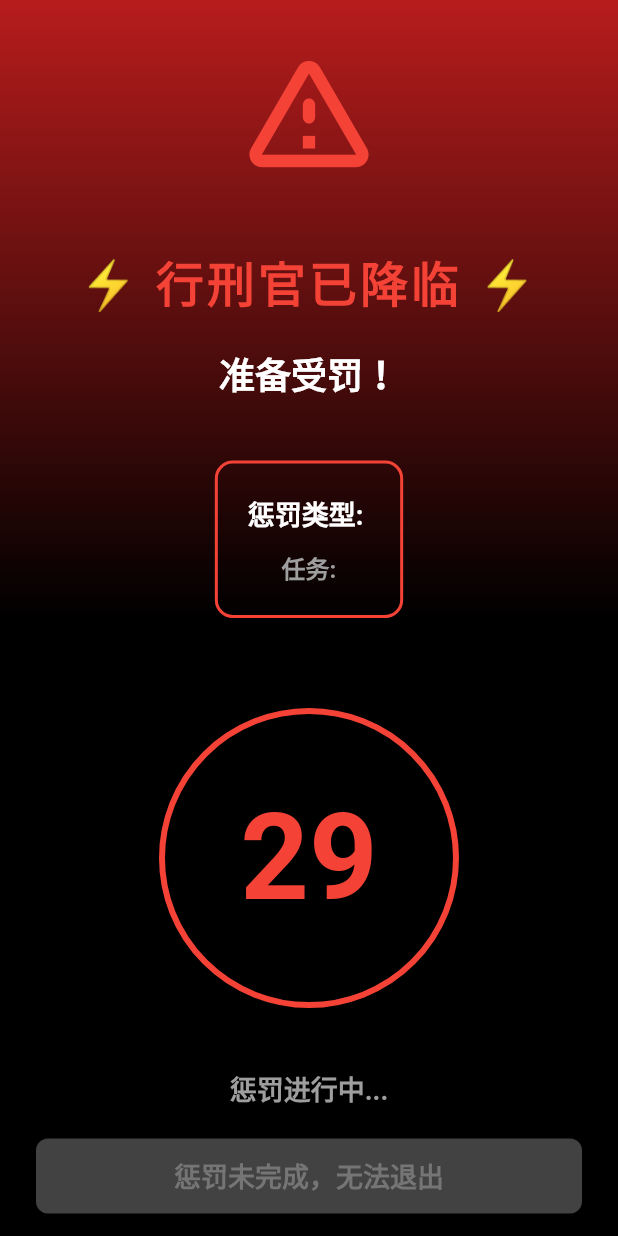
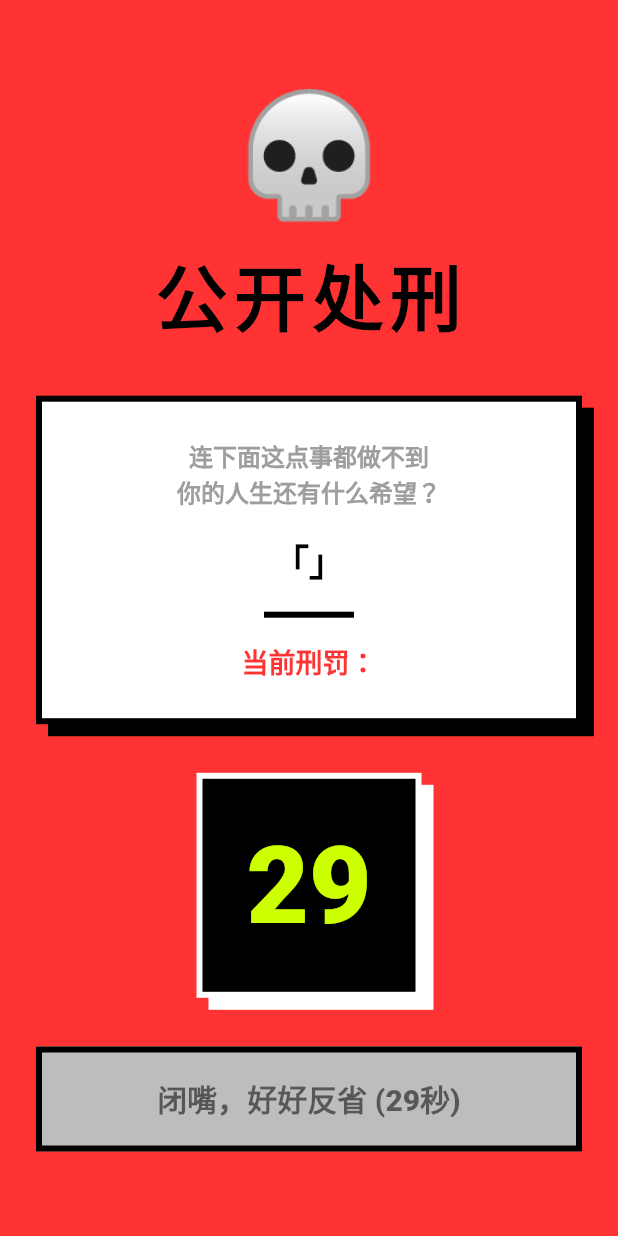
Before and after one commit to vanhci/toxic_tracker, a Flutter app: the PunishmentScreen screen opened directly with empty values, on a phone screen of 412 x 824 dp. Run offline on Flutter 3.47's test engine with Material 3 defaults, Android fonts, the phone set to English and light mode, and no system bars; our stand-ins replace shared_preferences; accounts and stored records are empty.

Commit message:
Update punishment_screen.dart

```diff
--- a/lib/screens/punishment_screen.dart
+++ b/lib/screens/punishment_screen.dart
@@ -16,7 +16,7 @@ class PunishmentScreen extends StatefulWidget {
 }
 
 class _PunishmentScreenState extends State<PunishmentScreen> {
-  int _countdown = 30;
+  int _countdown = 30; // 30秒的耻辱时刻
   Timer? _timer;
   bool _canExit = false;
 
@@ -47,132 +47,113 @@ class _PunishmentScreenState extends State<PunishmentScreen> {
 
   @override
   Widget build(BuildContext context) {
-    return WillPopScope(
-      onWillPop: () async => _canExit,
+    // 升级为最新的 PopScope API，彻底锁死返回键
+    return PopScope(
+      canPop: _canExit,
+      onPopInvoked: (didPop) {
+        if (!didPop) {
+          // 这里其实可以加个弹窗骂他：“倒计时没完你点什么返回？”
+          // 但为了极简，我们直接无视他的挣扎
+        }
+      },
       child: Scaffold(
-        backgroundColor: Colors.black,
-        body: Container(
-          decoration: BoxDecoration(
-            gradient: LinearGradient(
-              begin: Alignment.topCenter,
-              end: Alignment.bottomCenter,
-              colors: [
-                Colors.red[900]!,
-                Colors.black,
-                Colors.black,
-              ],
-            ),
-          ),
-          child: SafeArea(
-            child: Center(
+        backgroundColor: const Color(0xFFFF3333), // 让人狂躁的刺眼背景红
+        body: SafeArea(
           child: Padding(
             padding: const EdgeInsets.all(24.0),
             child: Column(
-                  mainAxisAlignment: MainAxisAlignment.center,
+              mainAxisAlignment: MainAxisAlignment.spaceEvenly,
               children: [
-                    const Icon(
-                      Icons.warning_amber_rounded,
-                      size: 100,
-                      color: Colors.red,
-                    ),
-                    const SizedBox(height: 40),
-                    const Text(
-                      '⚡ 行刑官已降临 ⚡',
+                // 顶部：无情的处刑宣告
+                const Column(
+                  children: [
+                    Text('💀', style: TextStyle(fontSize: 80)),
+                    SizedBox(height: 10),
+                    Text(
+                      '公开处刑',
                       style: TextStyle(
-                        color: Colors.red,
-                        fontSize: 32,
-                        fontWeight: FontWeight.bold,
-                        letterSpacing: 2,
-                      ),
-                      textAlign: TextAlign.center,
-                    ),
-                    const SizedBox(height: 20),
-                    const Text(
-                      '准备受罚！',
-                      style: TextStyle(
-                        color: Colors.white,
-                        fontSize: 24,
-                        fontWeight: FontWeight.bold,
+                        color: Colors.black,
+                        fontSize: 48,
+                        fontWeight: FontWeight.w900,
+                        letterSpacing: 4,
                       ),
                     ),
-                    const SizedBox(height: 40),
+                  ],
+                ),
+
+                // 中部：罪名展示 (白底黑框硬阴影)
                 Container(
-                      padding: const EdgeInsets.all(20),
+                  width: double.infinity,
+                  padding: const EdgeInsets.all(24),
                   decoration: BoxDecoration(
-                        border: Border.all(color: Colors.red, width: 2),
-                        borderRadius: BorderRadius.circular(12),
+                    color: Colors.white,
+                    border: Border.all(color: Colors.black, width: 4),
+                    boxShadow: const [BoxShadow(color: Colors.black, offset: Offset(8, 8))],
                   ),
                   child: Column(
                     children: [
+                      const Text(
+                        '连下面这点事都做不到\n你的人生还有什么希望？',
+                        textAlign: TextAlign.center,
+                        style: TextStyle(fontSize: 16, fontWeight: FontWeight.bold, color: Colors.grey),
+                      ),
+                      const SizedBox(height: 16),
                       Text(
-                            '惩罚类型: ${widget.punishmentType}',
-                            style: const TextStyle(
-                              color: Colors.white,
-                              fontSize: 18,
+                        '「${widget.taskTitle}」',
+                        textAlign: TextAlign.center,
+                        style: const TextStyle(fontSize: 24, fontWeight: FontWeight.w900, color: Colors.black),
                       ),
-                          ),
-                          const SizedBox(height: 10),
+                      const SizedBox(height: 16),
+                      Container(color: Colors.black, height: 4, width: 60), // 极简分割线
+                      const SizedBox(height: 16),
                       Text(
-                            '任务: ${widget.taskTitle}',
-                            style: const TextStyle(
-                              color: Colors.grey,
-                              fontSize: 16,
-                            ),
-                            textAlign: TextAlign.center,
+                        '当前刑罚：${widget.punishmentType}',
+                        style: const TextStyle(fontSize: 18, fontWeight: FontWeight.w900, color: Color(0xFFFF3333)),
                       ),
                     ],
                   ),
                 ),
-                    const SizedBox(height: 60),
+
+                // 下部：绝望的倒计时 (黑底白框反向硬阴影)
                 Container(
-                      width: 200,
-                      height: 200,
+                  width: 150,
+                  height: 150,
                   decoration: BoxDecoration(
-                        shape: BoxShape.circle,
-                        border: Border.all(color: Colors.red, width: 4),
                     color: Colors.black,
+                    border: Border.all(color: Colors.white, width: 4),
+                    boxShadow: const [BoxShadow(color: Colors.white, offset: Offset(8, 8))],
                   ),
                   child: Center(
                     child: Text(
                       _countdown.toString(),
                       style: const TextStyle(
-                            color: Colors.red,
-                            fontSize: 80,
-                            fontWeight: FontWeight.bold,
+                        color: Color(0xFFCCFF00), // 荧光黄数字
+                        fontSize: 72,
+                        fontWeight: FontWeight.w900,
                       ),
                     ),
                   ),
                 ),
-                    const SizedBox(height: 40),
-                    Text(
-                      _canExit ? '惩罚完成，可以退出' : '惩罚进行中...',
-                      style: TextStyle(
-                        color: _canExit ? Colors.green : Colors.grey,
-                        fontSize: 18,
-                      ),
-                    ),
-                    const SizedBox(height: 20),
+
+                // 底部：极具侮辱性的按钮
                 SizedBox(
                   width: double.infinity,
-                      height: 50,
                   child: ElevatedButton(
-                        onPressed: _canExit
-                            ? () => Navigator.pop(context)
-                            : null,
+                    onPressed: _canExit ? () => Navigator.pop(context) : null,
                     style: ElevatedButton.styleFrom(
-                          backgroundColor: _canExit ? Colors.green : Colors.grey[800],
-                          foregroundColor: Colors.white,
-                          disabledBackgroundColor: Colors.grey[800],
-                          disabledForegroundColor: Colors.grey[600],
-                          shape: RoundedRectangleBorder(
-                            borderRadius: BorderRadius.circular(8),
-                          ),
+                      backgroundColor: _canExit ? const Color(0xFFCCFF00) : Colors.grey[400],
+                      foregroundColor: Colors.black,
+                      disabledBackgroundColor: Colors.grey[400],
+                      disabledForegroundColor: Colors.black54,
+                      padding: const EdgeInsets.symmetric(vertical: 20),
+                      shape: const RoundedRectangleBorder(side: BorderSide(color: Colors.black, width: 4)),
+                      elevation: 0,
                     ),
                     child: Text(
-                          _canExit ? '逃离地狱' : '惩罚未完成，无法退出',
+                      _canExit ? '滚吧，下次别再犯了' : '闭嘴，好好反省 ($_countdown秒)',
                       style: const TextStyle(
-                            fontSize: 18,
-                            fontWeight: FontWeight.bold,
+                        fontSize: 20,
+                        fontWeight: FontWeight.w900,
                       ),
                     ),
                   ),
@@ -182,8 +163,6 @@ class _PunishmentScreenState extends State<PunishmentScreen> {
           ),
         ),
       ),
-        ),
-      ),
     );
   }
 }
```
Lines whose indentation alone changed are shown as unchanged.
